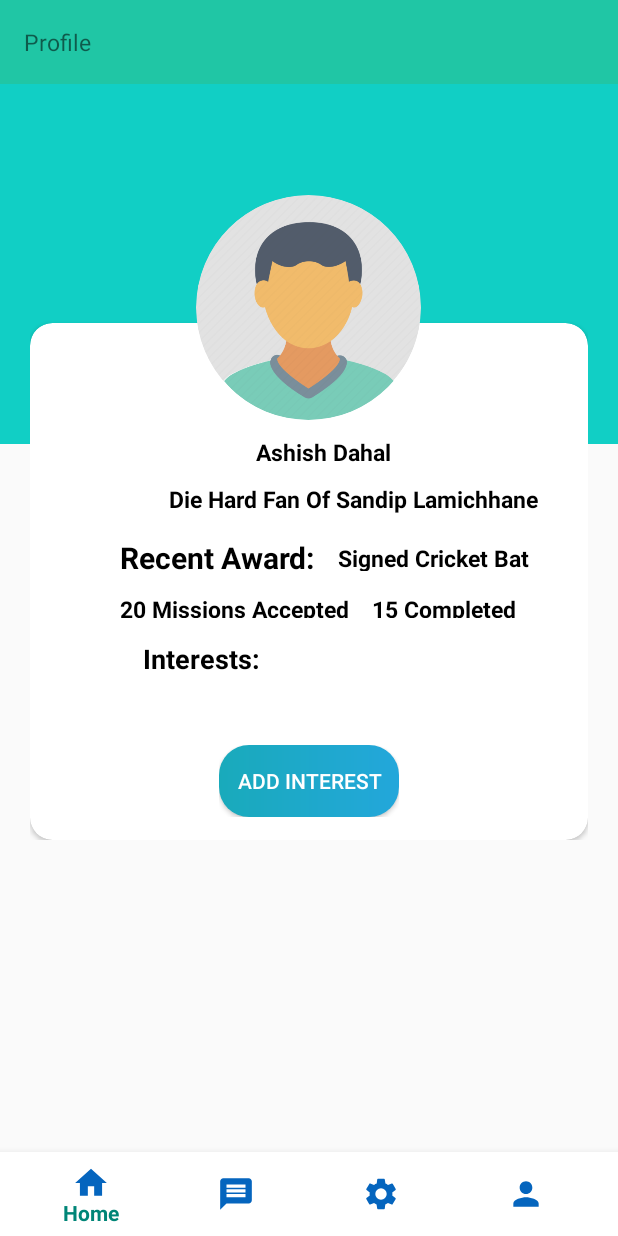
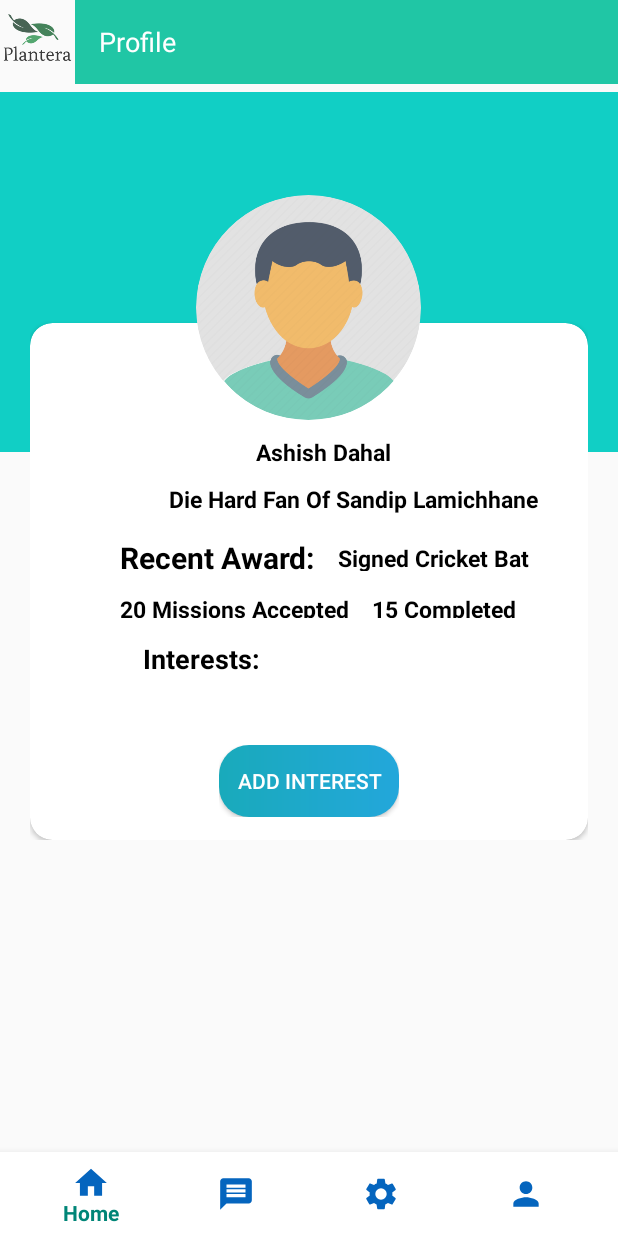
Before and after one commit to puri-gagan/NEXER, an Android app: the fragment FragmentProfile placed in its activity, on a phone screen of 412 x 824 dp. Run offline under Robolectric (Android 15) with nearby library versions, the light colour scheme and no system bars; our stand-ins replace CircleImageView; libraries missing offline, so code that uses them is left out: com.smarteist.autoimageslider; 9 statements that could not run were skipped.

Commit message:
Finall projet

```diff
--- a/app/src/main/java/com/example/myapplication/FragmentProfile.java
+++ b/app/src/main/java/com/example/myapplication/FragmentProfile.java
@@ -2,6 +2,7 @@ package com.example.myapplication;
 
 
 import android.content.DialogInterface;
+import android.graphics.Color;
 import android.os.Bundle;
 
 import androidx.appcompat.app.AlertDialog;
@@ -69,6 +70,8 @@ public class FragmentProfile extends Fragment {
 
                                 chip =(Chip)layoutInflater.inflate(R.layout.chip_items,null,false);
                                 chip.setChipText(text);
+                                chip.setTextColor(Color.WHITE);
+                                chip.setHintTextColor(Color.WHITE);
                                 chip.setSingleLine();
 
                                 chip.setOnCloseIconClickListener(new View.OnClickListener() {
--- a/app/src/main/java/com/example/myapplication/FragmentSlider.java
+++ b/app/src/main/java/com/example/myapplication/FragmentSlider.java
@@ -51,9 +51,9 @@ public class FragmentSlider extends Fragment {
         sliderView.setScrollTimeInSec(3); //set scroll delay in seconds :
         sliderView.startAutoCycle();
         Basic=new ArrayList<>();
-        Basic.add(new Plant("Sandeep Lamichhane","Selfie With Sandeep Lamichhane","50 Plants around Bhaktapur road lane separation","Plant at least 5 trees in you surroundings or any suitable areas where trees are needed most.","Make sure the environment is safe and secure for the trees to grow and flourish.","Send pictures and videos of the trees every week for two months","Personal appointments with best 5 candidates with signe cricket bat","Autographed cricket bats to 10 candidates","5 minutes video chat with everyone who complete the challenges.","Users are not allowed to post any irrelevant contents","The contents that a user post must be original and should not have been tampered.","The contents should provide enough evidence about the users achievement.","The contents should be delivered within the time constraints provided.",R.drawable.sandipfan,R.drawable.sandip));
-        Basic.add(new Plant("Rabi Lamichhane","Selfie With Rabi Lamichhane","50 Plants around Bhaktapur road lane separation","Plant at least 5 trees in you surroundings or any suitable areas where trees are needed most.","Make sure the environment is safe and secure for the trees to grow and flourish.","Send pictures and videos of the trees every week for two months","Personal appointments with best 5 candidates with signe cricket bat","Autographed cricket bats to 10 candidates","5 minutes video chat with everyone who complete the challenges.","Users are not allowed to post any irrelevant contents","The contents that a user post must be original and should not have been tampered.","The contents should provide enough evidence about the users achievement.","The contents should be delivered within the time constraints provided.",R.drawable.sandipfan,R.drawable.rabi));
-        Basic.add(new Plant("Rajesh Hamal","Selfie With Rajesh Hamal","50 Plants around Bhaktapur road lane separation","Plant at least 5 trees in you surroundings or any suitable areas where trees are needed most.","Make sure the environment is safe and secure for the trees to grow and flourish.","Send pictures and videos of the trees every week for two months","Personal appointments with best 5 candidates with signe cricket bat","Autographed cricket bats to 10 candidates","5 minutes video chat with everyone who complete the challenges.","Users are not allowed to post any irrelevant contents","The contents that a user post must be original and should not have been tampered.","The contents should provide enough evidence about the users achievement.","The contents should be delivered within the time constraints provided.",R.drawable.sandipfan,R.drawable.rajeshhamal));
+        Basic.add(new Plant("Sandeep Lamichhane","Selfie With Sandeep Lamichhane","50 Plants around Bhaktapur road lane separation","Plant at least 5 trees in you surroundings or any suitable areas where trees are needed most.","Make sure the environment is safe and secure for the trees to grow and flourish.","Send pictures and videos of the trees every week for two months","Personal appointments with best 5 candidates with signe cricket bat","Autographed cricket bats to 10 candidates","5 minutes video chat with everyone who complete the challenges.","Users are not allowed to post any irrelevant contents","The contents that a user post must be original and should not have been tampered.","The contents should provide enough evidence about the users achievement.","The contents should be delivered within the time constraints provided.",R.mipmap.sandipfan1,R.drawable.sandip));
+        Basic.add(new Plant("Rabi Lamichhane","Selfie With Rabi Lamichhane","50 Plants around Bhaktapur road lane separation","Plant at least 5 trees in you surroundings or any suitable areas where trees are needed most.","Make sure the environment is safe and secure for the trees to grow and flourish.","Send pictures and videos of the trees every week for two months","Personal appointments with best 5 candidates with signe cricket bat","Autographed cricket bats to 10 candidates","5 minutes video chat with everyone who complete the challenges.","Users are not allowed to post any irrelevant contents","The contents that a user post must be original and should not have been tampered.","The contents should provide enough evidence about the users achievement.","The contents should be delivered within the time constraints provided.",R.mipmap.rabi1,R.drawable.rabi));
+        Basic.add(new Plant("Rajesh Hamal","Selfie With Rajesh Hamal","50 Plants around Bhaktapur road lane separation","Plant at least 5 trees in you surroundings or any suitable areas where trees are needed most.","Make sure the environment is safe and secure for the trees to grow and flourish.","Send pictures and videos of the trees every week for two months","Personal appointments with best 5 candidates with signe cricket bat","Autographed cricket bats to 10 candidates","5 minutes video chat with everyone who complete the challenges.","Users are not allowed to post any irrelevant contents","The contents that a user post must be original and should not have been tampered.","The contents should provide enough evidence about the users achievement.","The contents should be delivered within the time constraints provided.",R.mipmap.rajesh1,R.drawable.rajeshhamal));
 
         RecyclerView recyclerView  =(RecyclerView) view.findViewById(R.id.Recycler);
        PlantAdapter plantAdapter=new PlantAdapter(getActivity(),Basic);
--- a/app/src/main/res/layout/activity_for_all.xml
+++ b/app/src/main/res/layout/activity_for_all.xml
@@ -20,7 +20,7 @@
             android:layout_height="wrap_content">
             <TextView
                 android:id="@+id/Titletext"
-                android:textSize="15sp"
+                android:textSize="18sp"
                 android:textColor="@color/colorWhite"
                 android:text="Plant Atleast 5 Trees"
                 android:layout_width="match_parent"
@@ -48,7 +48,7 @@
             android:scaleType="fitXY"
             android:src="@drawable/slide1"
             android:layout_width="match_parent"
-            android:layout_height="150dp"/>
+            android:layout_height="180dp"/>
     </androidx.cardview.widget.CardView>
     <androidx.cardview.widget.CardView
         android:id="@+id/cardview1"
--- a/app/src/main/res/layout/activity_progress.xml
+++ b/app/src/main/res/layout/activity_progress.xml
@@ -24,7 +24,7 @@
             android:layout_height="wrap_content">
             <TextView
                 android:id="@+id/Titletext"
-                android:textSize="15sp"
+                android:textSize="18sp"
                 android:textColor="@color/colorWhite"
                 android:text="This Week's Progress:"
                 android:layout_width="match_parent"
--- a/app/src/main/res/layout/fragment_accepted.xml
+++ b/app/src/main/res/layout/fragment_accepted.xml
@@ -20,7 +20,7 @@
             android:layout_height="wrap_content">
             <TextView
                 android:id="@+id/Titletext"
-                android:textSize="15sp"
+                android:textSize="18sp"
                 android:textColor="@color/colorWhite"
                 android:text="Accepted Challenges"
                 android:layout_width="match_parent"
--- a/app/src/main/res/layout/fragment_fragment_profile.xml
+++ b/app/src/main/res/layout/fragment_fragment_profile.xml
@@ -6,20 +6,33 @@
     android:orientation="vertical"
     android:layout_height="match_parent"
     tools:context=".FragmentProfile">
+    <LinearLayout
+        android:id="@+id/toolbar2"
+        android:orientation="horizontal"
+        android:layout_width="match_parent"
+        android:layout_height="wrap_content">
+        <ImageView
+            android:src="@drawable/logo"
+            android:layout_width="50dp"
+            android:layout_height="50dp"/>
         <androidx.appcompat.widget.Toolbar
             android:background="@color/taskback"
-    android:id="@+id/Toolbar"
             android:layout_width="match_parent"
             android:layout_height="wrap_content">
             <TextView
-        android:textSize="15sp"
+                android:id="@+id/Titletext"
+                android:textSize="18sp"
+                android:textColor="@color/colorWhite"
                 android:text="Profile"
                 android:layout_width="match_parent"
                 android:layout_height="wrap_content"/>
         </androidx.appcompat.widget.Toolbar>
 
+    </LinearLayout>
+
     <View
-        android:layout_below="@+id/Toolbar"
+        android:layout_marginTop="5dp"
+        android:layout_below="@+id/toolbar2"
         android:background="#11CFC5"
         android:id="@+id/view"
         android:layout_width="match_parent"
--- a/app/src/main/res/layout/fragment_fragment_slider.xml
+++ b/app/src/main/res/layout/fragment_fragment_slider.xml
@@ -40,7 +40,7 @@
     </androidx.cardview.widget.CardView>
     <TextView
         android:gravity="center"
-        android:textSize="15sp"
+        android:textSize="20sp"
         android:textColor="@color/dark_green"
         android:id="@+id/text"
         android:layout_below="@id/CardSlide"
--- a/app/src/main/res/layout/fragment_setting.xml
+++ b/app/src/main/res/layout/fragment_setting.xml
@@ -20,9 +20,9 @@
             android:layout_height="wrap_content">
             <TextView
                 android:id="@+id/Titletext"
-                android:textSize="15sp"
+                android:textSize="18sp"
                 android:textColor="@color/colorWhite"
-                android:text="Plant Atleast 5 Trees"
+                android:text="Settings"
                 android:layout_width="match_parent"
                 android:layout_height="wrap_content"/>
         </androidx.appcompat.widget.Toolbar>
--- a/app/src/main/res/menu/bottom_navigation.xml
+++ b/app/src/main/res/menu/bottom_navigation.xml
@@ -10,7 +10,7 @@
 
         android:id="@+id/na_feadback"
         android:icon="@drawable/ic_message_black_24dp"
-        android:title="Complaints"/>
+        android:title="Challenges"/>
     <item
         android:id="@+id/na_complaint"
         android:icon="@drawable/ic_settings_black_24dp"
```
Also changed, not shown: app/src/main/res/mipmap-xxhdpi/rabi1.jpg (added), 10 other files. Lines whose indentation alone changed are shown as unchanged.
